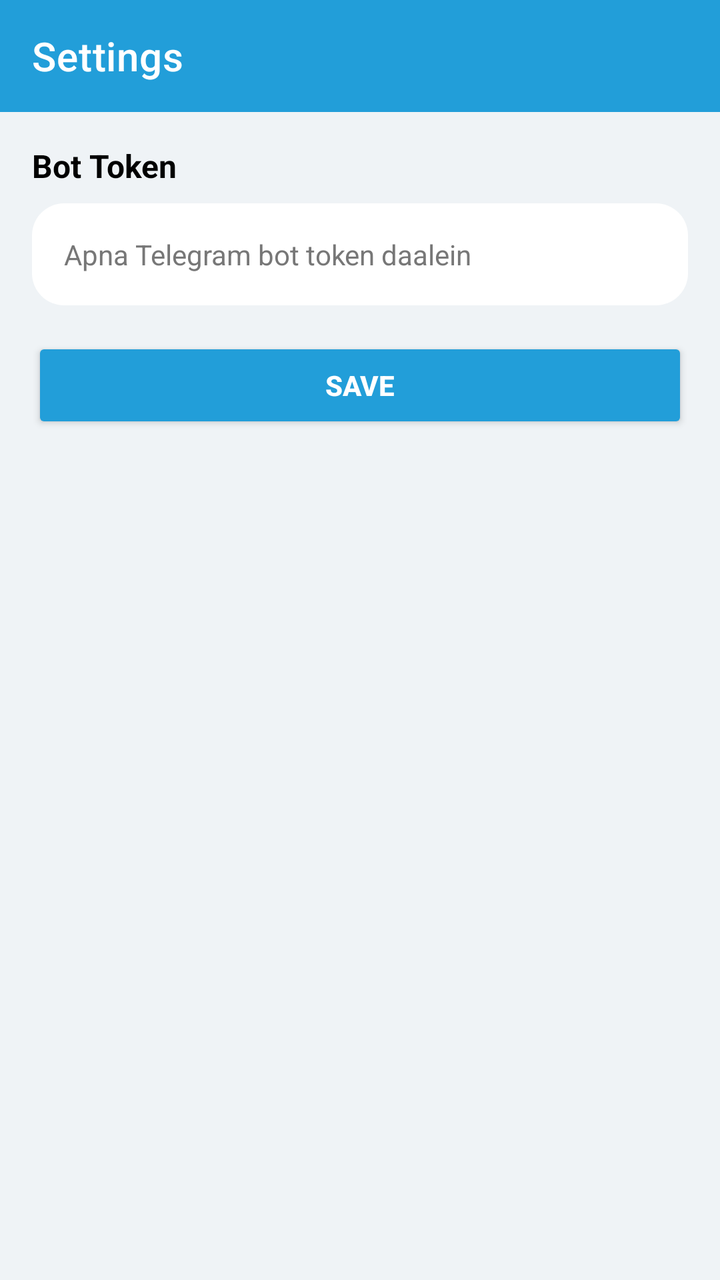
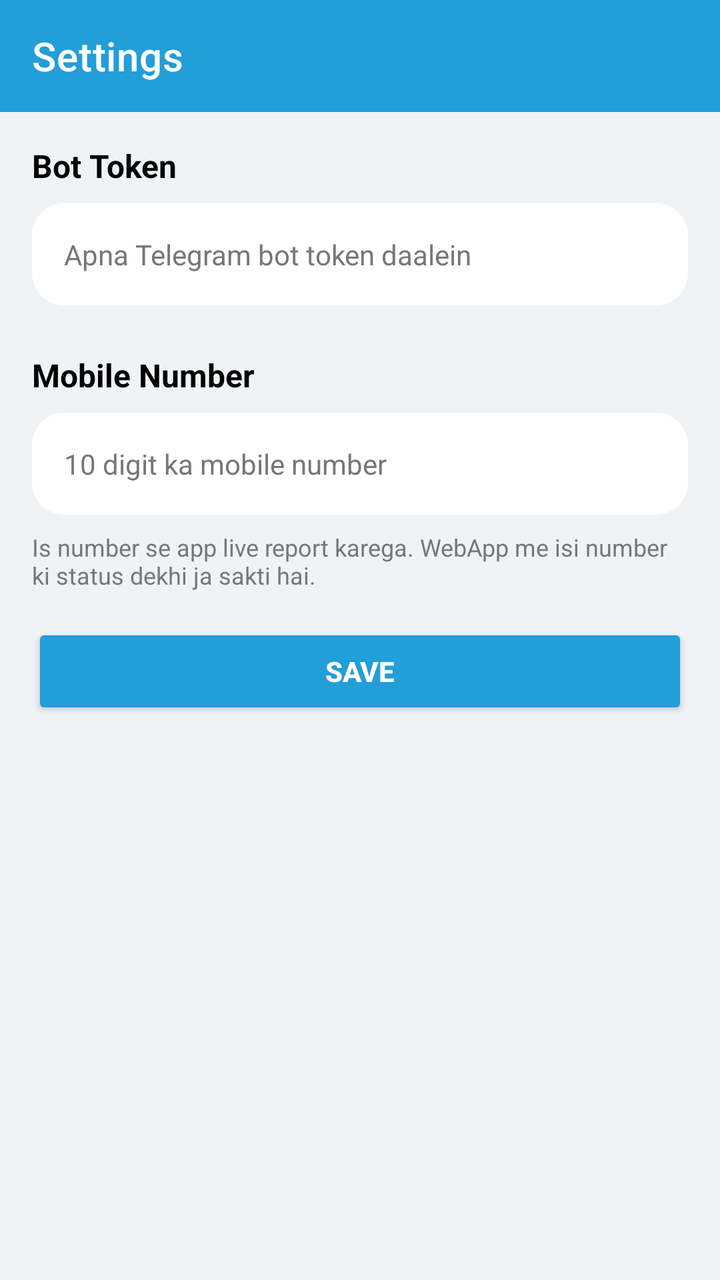

Two renders of the same Android screen: before a commit and after it. Below are the layout's source before the change and the commit's diff.
<!-- AndroidManifest.xml: application theme Theme.TelegramBotApp -->
<!-- res/layout/fragment_settings.xml -->
<?xml version="1.0" encoding="utf-8"?>
<LinearLayout xmlns:android="http://schemas.android.com/apk/res/android"
    xmlns:app="http://schemas.android.com/apk/res-auto"
    android:layout_width="match_parent"
    android:layout_height="match_parent"
    android:orientation="vertical"
    android:background="@color/bg_color">

    <com.google.android.material.appbar.MaterialToolbar
        android:layout_width="match_parent"
        android:layout_height="?attr/actionBarSize"
        android:background="@color/telegram_blue"
        app:title="@string/settings_title"
        app:titleTextColor="@color/white" />

    <ScrollView
        android:layout_width="match_parent"
        android:layout_height="match_parent"
        android:padding="16dp">

        <LinearLayout
            android:layout_width="match_parent"
            android:layout_height="wrap_content"
            android:orientation="vertical">

            <TextView
                android:layout_width="match_parent"
                android:layout_height="wrap_content"
                android:text="@string/settings_bot_token"
                android:textColor="@color/black"
                android:textSize="16sp"
                android:textStyle="bold" />

            <EditText
                android:id="@+id/tokenInput"
                android:layout_width="match_parent"
                android:layout_height="wrap_content"
                android:layout_marginTop="8dp"
                android:background="@drawable/bg_card"
                android:hint="@string/settings_bot_token_hint"
                android:inputType="text"
                android:padding="16dp"
                android:textColor="@color/black"
                android:textColorHint="@color/hint_gray"
                android:textSize="14sp" />

            <Button
                android:id="@+id/saveButton"
                android:layout_width="match_parent"
                android:layout_height="wrap_content"
                android:layout_marginTop="16dp"
                android:backgroundTint="@color/telegram_blue"
                android:text="@string/settings_save"
                android:textColor="@color/white"
                android:textStyle="bold" />

        </LinearLayout>
    </ScrollView>

</LinearLayout>
<!-- resources referenced by this layout -->
<resources>
  <color name="bg_color">#EFF3F6</color>
  <color name="black">#000000</color>
  <color name="hint_gray">#777777</color>
  <color name="telegram_blue">#229ED9</color>
  <color name="white">#FFFFFF</color>
  <!-- drawable bg_card (drawable) -->
  <shape xmlns:android="http://schemas.android.com/apk/res/android"
      android:shape="rectangle">
      <solid android:color="@color/card_bg" />
      <corners android:radius="16dp" />
  </shape>
  <string name="settings_bot_token">Bot Token</string>
  <string name="settings_bot_token_hint">Apna Telegram bot token daalein</string>
  <string name="settings_save">Save</string>
  <string name="settings_title">Settings</string>
  <style name="Theme.TelegramBotApp" parent="Theme.MaterialComponents.DayNight.NoActionBar">
          <item name="colorPrimary">@color/telegram_blue</item>
          <item name="colorPrimaryVariant">@color/telegram_dark</item>
          <item name="colorOnPrimary">@color/white</item>
          <item name="android:statusBarColor">@color/telegram_blue</item>
          <item name="android:windowBackground">@color/bg_color</item>
      </style>
  <color name="card_bg">#FFFFFF</color>
  <color name="telegram_dark">#1E7EB4</color>
</resources>

<!-- the commit's change to res/layout/fragment_settings.xml (unified diff, before → after) -->
@@ -44,6 +44,37 @@
                 android:textColorHint="@color/hint_gray"
                 android:textSize="14sp" />
 
+            <TextView
+                android:layout_width="match_parent"
+                android:layout_height="wrap_content"
+                android:layout_marginTop="24dp"
+                android:text="@string/settings_mobile_number"
+                android:textColor="@color/black"
+                android:textSize="16sp"
+                android:textStyle="bold" />
+
+            <EditText
+                android:id="@+id/mobileInput"
+                android:layout_width="match_parent"
+                android:layout_height="wrap_content"
+                android:layout_marginTop="8dp"
+                android:background="@drawable/bg_card"
+                android:hint="@string/settings_mobile_number_hint"
+                android:inputType="phone"
+                android:maxLength="10"
+                android:padding="16dp"
+                android:textColor="@color/black"
+                android:textColorHint="@color/hint_gray"
+                android:textSize="14sp" />
+
+            <TextView
+                android:layout_width="match_parent"
+                android:layout_height="wrap_content"
+                android:layout_marginTop="8dp"
+                android:text="@string/settings_heartbeat_note"
+                android:textColor="@color/hint_gray"
+                android:textSize="12sp" />
+
             <Button
                 android:id="@+id/saveButton"
                 android:layout_width="match_parent"
<!-- resource entries referenced after the edit -->
@@ -13,6 +13,9 @@
   </shape>
   <string name="settings_bot_token">Bot Token</string>
   <string name="settings_bot_token_hint">Apna Telegram bot token daalein</string>
+  <string name="settings_heartbeat_note">Is number se app live report karega. WebApp me isi number ki status dekhi ja sakti hai.</string>
+  <string name="settings_mobile_number">Mobile Number</string>
+  <string name="settings_mobile_number_hint">10 digit ka mobile number</string>
   <string name="settings_save">Save</string>
   <string name="settings_title">Settings</string>
   <style name="Theme.TelegramBotApp" parent="Theme.MaterialComponents.DayNight.NoActionBar">
